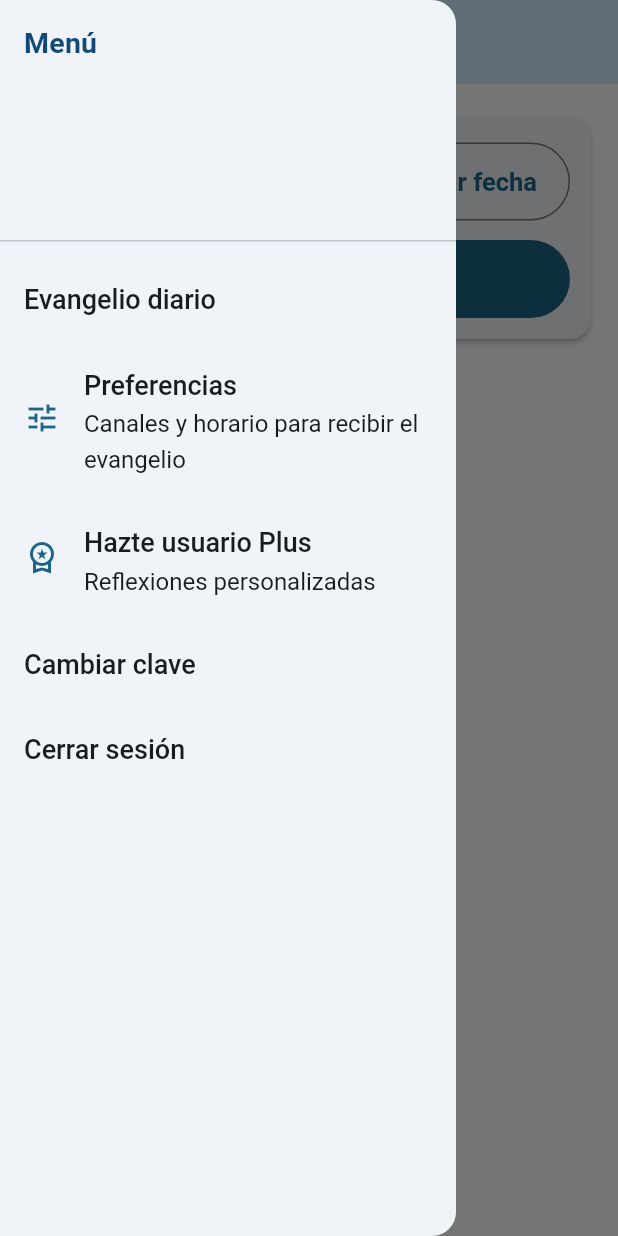
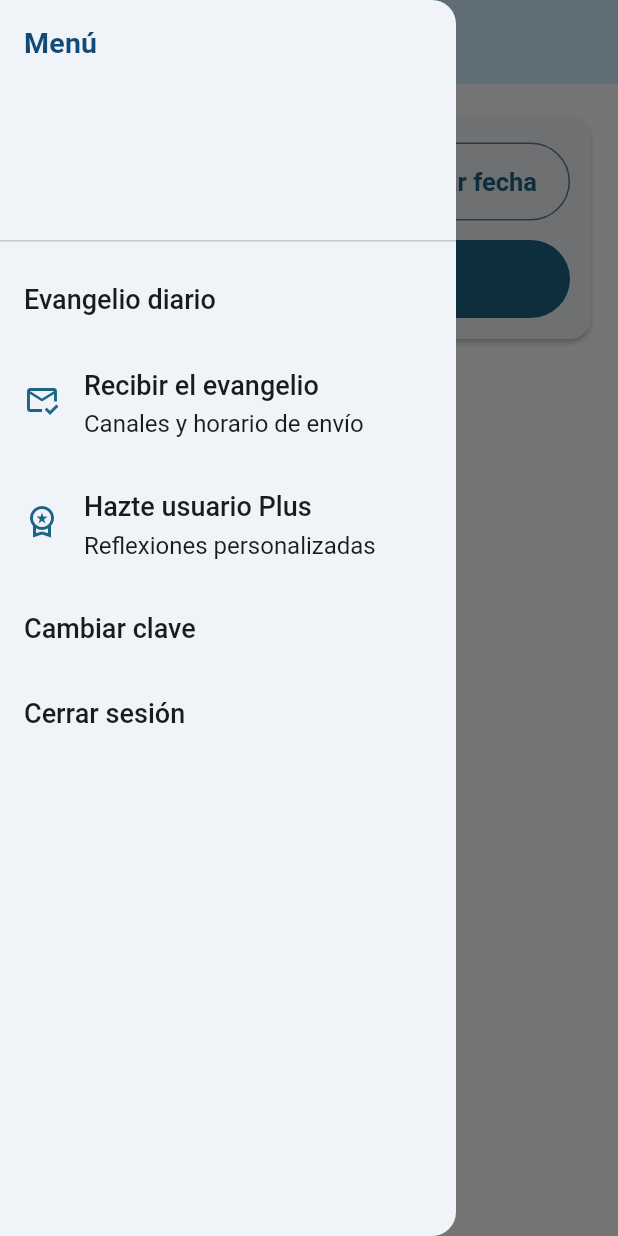
Before and after one commit to tamponiuss/evangeliosAMT, a Flutter app: the HomeScreen screen opened by its route, with the side drawer open, on a phone screen of 412 x 824 dp. Run offline on Flutter 3.47's test engine with Material 3 defaults, Android fonts, the phone set to English and light mode, and no system bars; our stand-ins replace shared_preferences; accounts and stored records are empty.

Commit message:
Menú: opción 2 como Recibir el evangelio.
Co-authored-by: Cursor <cursoragent@cursor.com>

```diff
--- a/EvangelioMobile/lib/CapaGUI/screens/home_screen.dart
+++ b/EvangelioMobile/lib/CapaGUI/screens/home_screen.dart
@@ -123,9 +123,9 @@ class _HomeScreenState extends State<HomeScreen> {
               onTap: () => Navigator.pop(context),
             ),
             ListTile(
-              leading: Icon(Icons.tune_outlined, color: cs.primary),
-              title: const Text('Preferencias'),
-              subtitle: const Text('Canales y horario para recibir el evangelio'),
+              leading: Icon(Icons.mark_email_read_outlined, color: cs.primary),
+              title: const Text('Recibir el evangelio'),
+              subtitle: const Text('Canales y horario de envío'),
               onTap: () {
                 Navigator.pop(context);
                 Navigator.pushNamed(context, '/delivery-preferences');
--- a/EvangelioMobile/pubspec.yaml
+++ b/EvangelioMobile/pubspec.yaml
@@ -16,7 +16,7 @@ publish_to: 'none' # Remove this line if you wish to publish to pub.dev
 # https://developer.apple.com/library/archive/documentation/General/Reference/InfoPlistKeyReference/Articles/CoreFoundationKeys.html
 # In Windows, build-name is used as the major, minor, and patch parts
 # of the product and file versions while build-number is used as the build suffix.
-version: 1.0.4+5
+version: 1.0.5+6
 
 environment:
   sdk: ^3.11.5
```
